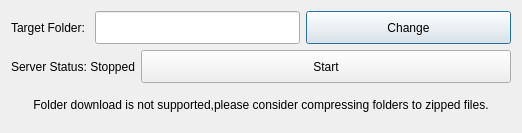
Qt form Console/UI/FileServerUI.ui (yang-zhongtian/PYCM) before a commit.
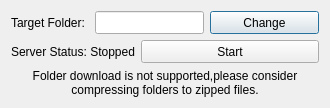
The same form after that commit. Icons and pictures are not drawn.

What changed in the file:
```diff
--- a/Console/UI/FileServerUI.ui
+++ b/Console/UI/FileServerUI.ui
@@ -6,8 +6,8 @@
    <rect>
     <x>0</x>
     <y>0</y>
-    <width>522</width>
-    <height>133</height>
+    <width>330</width>
+    <height>108</height>
    </rect>
   </property>
   <property name="sizePolicy">
```
Left out of the diff: 6 changed lines with no effect on the pictures.
